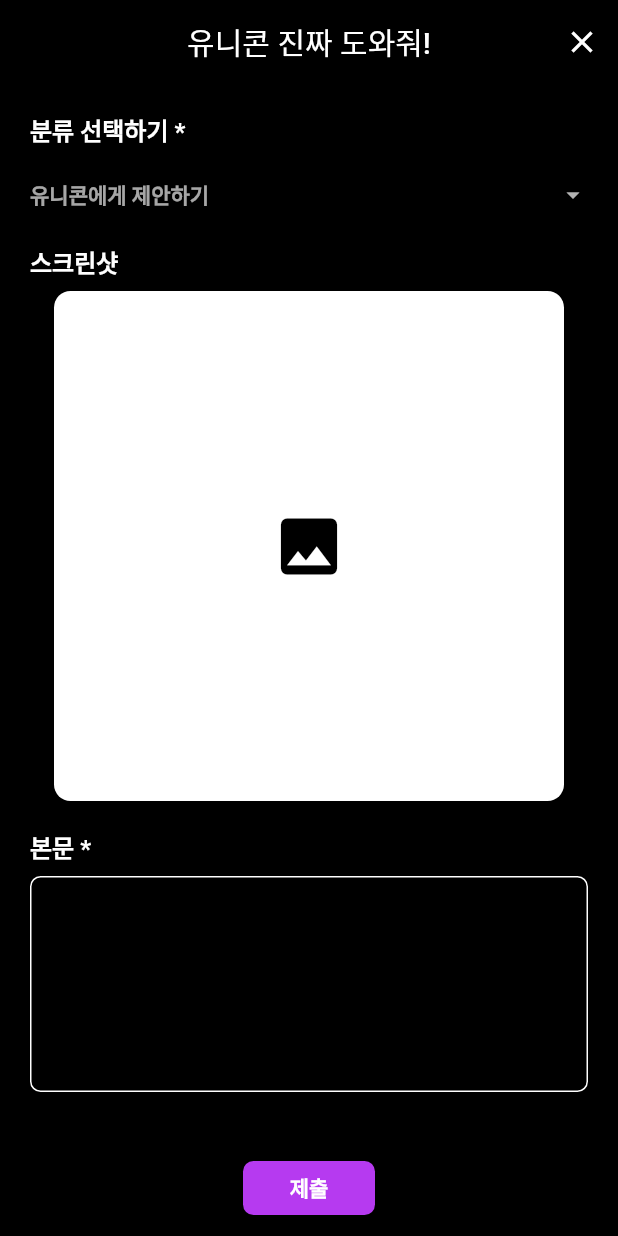
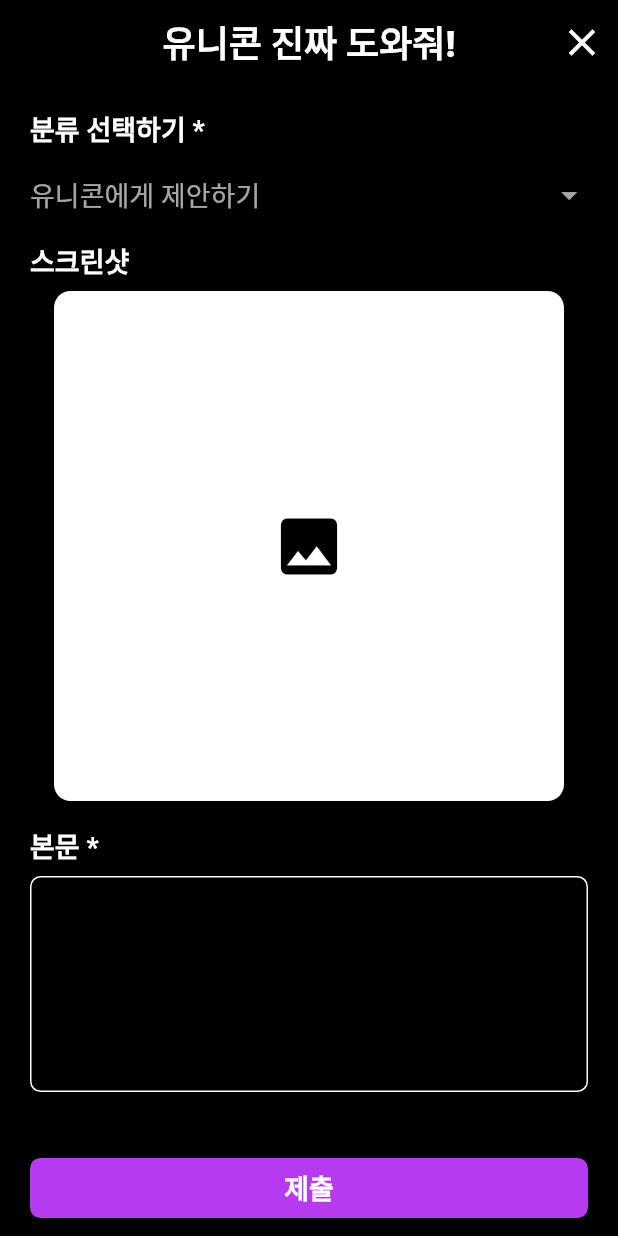
Before and after one commit to CallessCaller/UNICON-Live, a Flutter app: the DialogWidget screen opened directly, on a phone screen of 412 x 824 dp. Run offline on Flutter 3.47's test engine with Material 2 defaults, Android fonts, the phone set to English and light mode, and no system bars; our stand-ins replace assets_audio_player, cached_network_image, carousel_pro, carousel_slider, cloud_firestore, cloud_functions and 14 more; missing offline and left inert: kakao_flutter_sdk, video_thumbnail; accounts and stored records are empty.

```diff
--- a/lib/components/constant.dart
+++ b/lib/components/constant.dart
@@ -1,4 +1,8 @@
 import 'package:flutter/material.dart';
+
+// document links
+const String privacyPolicyUrl = "https://www.unicon.show/privacy-policy";
+const String openSourceDocUrl = 'https://www.unicon.show/open-source-license';
 
 // screen, widget related properties
 const double defaultPadding = 20.0;
--- a/lib/screen/AccountPage/screen/customers_service_page/widget/widget_dialog.dart
+++ b/lib/screen/AccountPage/screen/customers_service_page/widget/widget_dialog.dart
@@ -42,12 +42,18 @@ class _DialogWidgetState extends State<DialogWidget> {
       backgroundColor: Colors.black,
       appBar: AppBar(
         elevation: 0,
-        title: Text('유니콘 진짜 도와줘!'),
+        title: Text(
+          '유니콘 진짜 도와줘!',
+          style: headline2,
+        ),
         centerTitle: true,
         automaticallyImplyLeading: false,
         actions: [
           IconButton(
-            icon: Icon(Icons.close),
+            icon: Icon(
+              Icons.close,
+              size: 30,
+            ),
             onPressed: () {
               Navigator.of(context).pop();
             },
@@ -69,11 +75,7 @@ class _DialogWidgetState extends State<DialogWidget> {
                   alignment: Alignment.centerLeft,
                   child: Text(
                     '분류 선택하기 *',
-                    style: TextStyle(
-                      color: Colors.white,
-                      fontSize: subtitleFontSize,
-                      fontWeight: FontWeight.w700,
-                    ),
+                    style: subtitle1,
                   ),
                 ),
               ),
@@ -82,12 +84,16 @@ class _DialogWidgetState extends State<DialogWidget> {
                 child: DropdownButton<String>(
                   isExpanded: true,
                   style: TextStyle(
-                    fontSize: textFontSize,
+                    fontSize: 18,
+                    fontWeight: FontWeight.w500,
                     color: Colors.white.withOpacity(0.65),
-                    fontWeight: FontWeight.w600,
                   ),
                   value: _type,
-                  icon: Icon(Icons.arrow_drop_down),
+                  icon: Icon(
+                    Icons.arrow_drop_down,
+                    color: Colors.white.withOpacity(0.65),
+                    size: 25,
+                  ),
                   iconSize: 20,
                   underline: Container(
                     color: Colors.transparent,
@@ -112,11 +118,7 @@ class _DialogWidgetState extends State<DialogWidget> {
                   alignment: Alignment.centerLeft,
                   child: Text(
                     '스크린샷',
-                    style: TextStyle(
-                      color: Colors.white,
-                      fontSize: subtitleFontSize,
-                      fontWeight: FontWeight.w700,
-                    ),
+                    style: subtitle1,
                   ),
                 ),
               ),
@@ -173,11 +175,7 @@ class _DialogWidgetState extends State<DialogWidget> {
                   alignment: Alignment.centerLeft,
                   child: Text(
                     '본문 *',
-                    style: TextStyle(
-                      color: Colors.white,
-                      fontSize: subtitleFontSize,
-                      fontWeight: FontWeight.w700,
-                    ),
+                    style: subtitle1,
                   ),
                 ),
               ),
@@ -217,6 +215,8 @@ class _DialogWidgetState extends State<DialogWidget> {
               ),
               Center(
                 child: FlatButton(
+                  height: 40,
+                  minWidth: MediaQuery.of(context).size.width,
                   onPressed: _canGo
                       ? () async {
                           if (_controller.text == '') {
@@ -280,13 +280,11 @@ class _DialogWidgetState extends State<DialogWidget> {
                         )
                       : Text(
                           "제출",
-                          style: TextStyle(
-                            color: Colors.white,
-                            fontWeight: FontWeight.w600,
-                          ),
+                          style: subtitle1,
                         ),
                 ),
               ),
+              SizedBox(height: 20),
             ],
           ),
         ),
--- a/lib/screen/AccountPage/screen/settings_page/screen/screen_app_information.dart
+++ b/lib/screen/AccountPage/screen/settings_page/screen/screen_app_information.dart
@@ -13,9 +13,6 @@ class _AppInformationPageState extends State<AppInformationPage> {
   String appID = "";
   String version = "";
   String buildNumber = "";
-
-  // website에 저장된 문서로 이동
-  String privacyPolicyUrl = "https://www.unicon.show/privacy-policy";
 
   @override
   void initState() {
@@ -142,7 +139,9 @@ class _AppInformationPageState extends State<AppInformationPage> {
                     ),
                     SizedBox(height: 20),
                     InkWell(
-                      onTap: () {},
+                      onTap: () {
+                        _launchUrl(openSourceDocUrl);
+                      },
                       child: Container(
                         child: Align(
                           alignment: Alignment.centerLeft,
@@ -184,7 +183,7 @@ class _AppInformationPageState extends State<AppInformationPage> {
               ),
             ),
             Positioned(
-              bottom: 0,
+              bottom: 20,
               left: 1,
               right: 1,
               child: Column(
@@ -193,7 +192,7 @@ class _AppInformationPageState extends State<AppInformationPage> {
                     child: Container(
                       height: 70,
                       child: Image.asset(
-                        'assets/slogan_02.png',
+                        'assets/slogan_01.png',
                         fit: BoxFit.fitHeight,
                       ),
                     ),
```
Also changed, not shown: assets/slogan_01.png (added), 26 other files.
